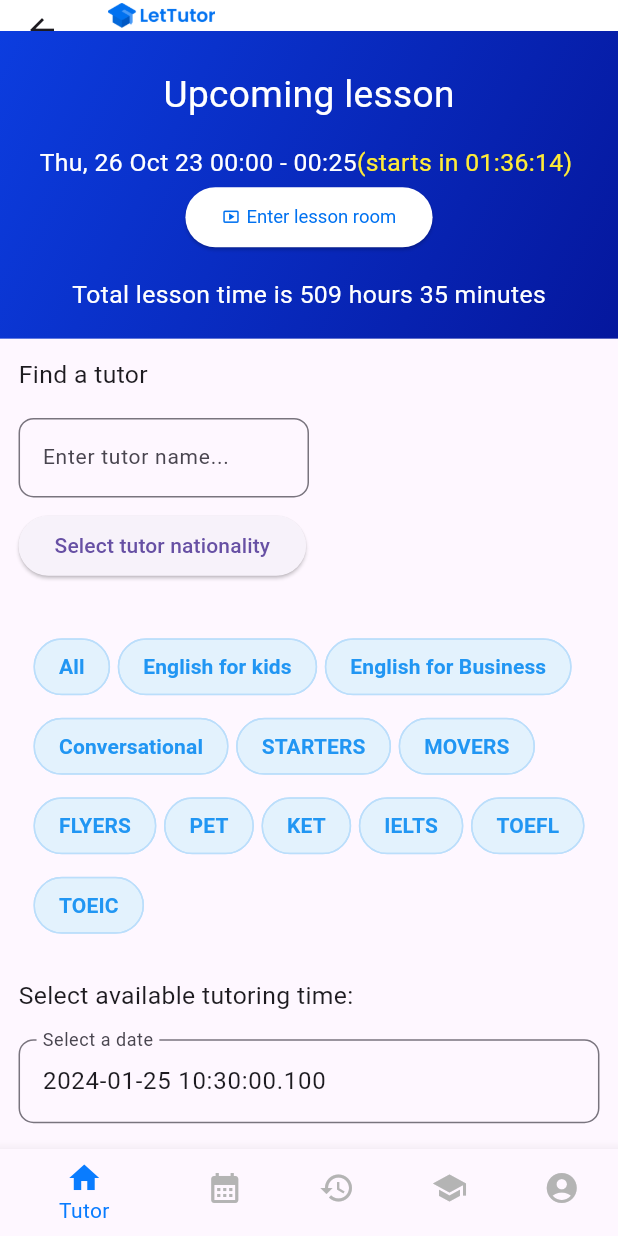
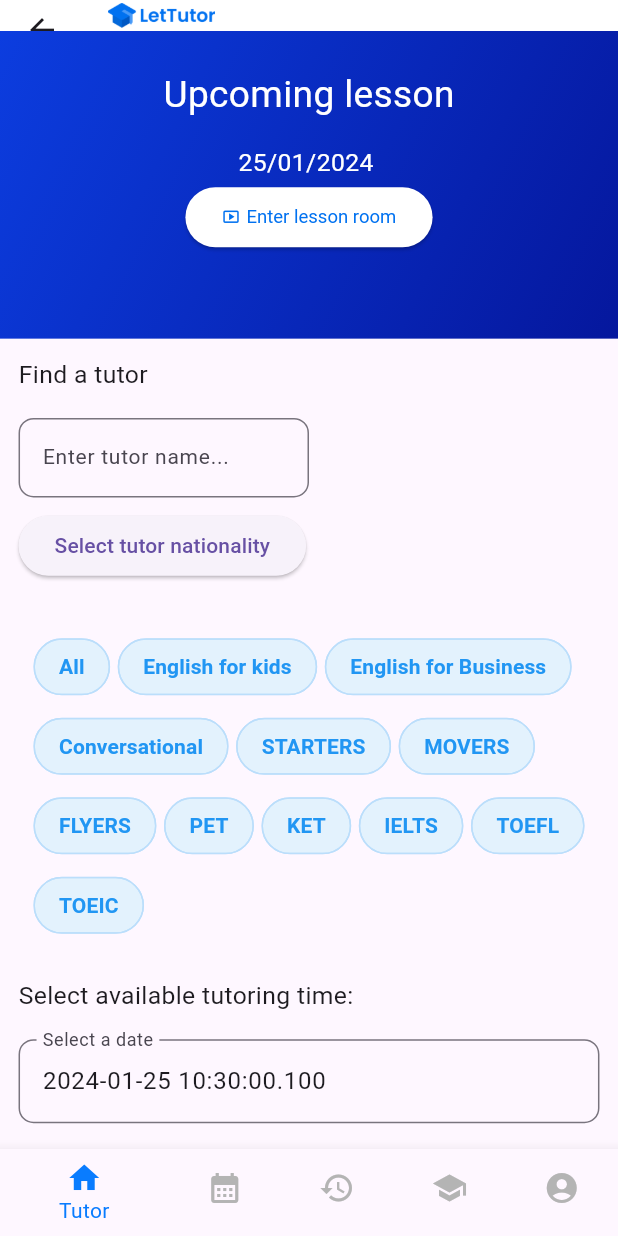
Before and after one commit to flyboy13/Letutor, a Flutter app: the TutorScreen screen opened by its route, on a phone screen of 412 x 824 dp. Run offline on Flutter 3.47's test engine with Material 3 defaults, Android fonts, the light colour scheme and no system bars; our stand-ins replace cached_network_image, dio, email_validator, flutter_rating_bar, flutter_svg, get and 8 more; missing offline and left inert: number_paginator; accounts and stored records are empty; network calls fail; Roboto replaces fonts that are missing (Poppins); statements that could not run were skipped.

Commit message:
update searc tutor and clean code

```diff
--- a/letutor/lib/conponent/circle_box.dart
+++ b/letutor/lib/conponent/circle_box.dart
@@ -2,9 +2,9 @@
 import 'package:flutter/cupertino.dart';
 
 class CircleBox extends StatelessWidget {
-  double size;
-  Widget child;
-  CircleBox({
+  final double size;
+  final Widget child;
+  const CircleBox({
     super.key,
     required this.size,
     required this.child,
--- a/letutor/lib/control/app.dart
+++ b/letutor/lib/control/app.dart
@@ -1,5 +1,7 @@
 import 'package:flutter/material.dart';
 import 'package:get/get.dart';
+import 'package:letutor/database/service/course_service.dart';
+import 'package:letutor/database/service/tutor_api.dart';
 import 'package:letutor/model/user.dart';
 import 'package:letutor/database/data/storage.dart';
 import 'package:letutor/database/service/authen_api.dart';
@@ -8,7 +10,6 @@ import 'package:letutor/database/service/user_api.dart';
 enum AuthState { unauthorized, authorized }
 
 class App extends GetxController {
-  late Rx<Locale?> locale;
   late Rx<ThemeData?> themeData;
   final Rx<User?> userModel = User(birthday: DateTime(2023)).obs;
   final Rx<AuthState> authState = AuthState.unauthorized.obs;
@@ -23,6 +24,8 @@ class App extends GetxController {
 
   void setupApp() {
     Get.put(UserApi());
+    Get.put(TutorApi());
+    Get.put(CourseService());
   }
 
   initApi(String? accessToken) async {
--- a/letutor/lib/database/service/authen_api.dart
+++ b/letutor/lib/database/service/authen_api.dart
@@ -45,6 +45,7 @@ class AuthenApi {
     await storage.saveToken(token);
 
     String? getToken = await storage.getToken();
+    print ("getToken: $getToken");
     headers[accessToken] = "Bearer $getToken";
     // print(headers);
   }
--- a/letutor/lib/database/service/tutor_api.dart
+++ b/letutor/lib/database/service/tutor_api.dart
@@ -1,6 +1,4 @@
-import 'dart:io';
-
-import 'package:get/get_connect/http/src/response/response.dart';
+// ignore_for_file: depend_on_referenced_packages, avoid_print
 
 import 'package:get/get_connect/http/src/status/http_status.dart';
 
--- a/letutor/lib/model/review.dart
+++ b/letutor/lib/model/review.dart
@@ -29,10 +29,10 @@ class Review {
       content: json['content'] ?? '',
       createdAt: json['createdAt'] != null
           ? DateFormat(time).parse(json['createdAt'])
-          : DateTime(1990),
+          : DateTime(2024),
       updatedAt: json['updatedAt'] != null
           ? DateFormat(time).parse(json['updatedAt'])
-          : DateTime(1990),
+          : DateTime(2024),
       firstInfo: User.fromJson(json['firstInfo']),
     );
   }
--- /dev/null
+++ b/letutor/lib/model/title_string.dart
@@ -0,0 +1,191 @@
+import 'package:get/get.dart';
+
+class TitleString {
+  static final String appName = 'Lettutor'.tr;
+  static final String notify = 'notify'.tr;
+
+  //login
+  static final String loginTitle = 'login.title'.tr;
+  static final String loginDescription = 'login.description'.tr;
+  static final String loginFormEmail = 'login.form.email'.tr;
+  static final String loginFormHintEmail = 'login.form.hint.email'.tr;
+  static final String loginFormPassword = 'login.form.password'.tr;
+  static final String loginFormHintPassword = 'login.form.hint.password'.tr;
+  static final String loginForgotPassword = 'login.forgot.password'.tr;
+  static final String loginButton = 'login.button'.tr;
+  static final String orLoginContinueWith = 'or.login.continue.with'.tr;
+  static final String noAccount = 'no.account'.tr;
+  static final String haveAccount = 'have.account'.tr;
+  static final String register = 'register'.tr;
+  static final String resetPassword = 'reset.password'.tr;
+  static final String pleaseEnterYourEmailToSearchYourAccount =
+      'please.enter.your.email.to.search.your.account'.tr;
+  static final String confirm = 'confirm'.tr;
+  static final String classIsComing = 'class.is.coming'.tr;
+
+  //dashboard
+  static final String search = 'search'.tr;
+  static final String dashBoardUpComing = 'dash.board.up.coming'.tr;
+  static final String dashBoardEnterRoom = 'dash.board.enter.room'.tr;
+  static final String dashBoardTotalTime = 'dash.board.total.time'.tr;
+  static final String dashBoardFindTutor = 'dash.board.find.tutor'.tr;
+  static final String dashBoardEnterTutorName =
+      'dash.board.enter.tutor.name'.tr;
+  static final String dashBoardSelectTutorNation = 'dash.board.tutor.nation'.tr;
+  static final String dashBoardSelectAvailableTime =
+      'dash.board.select.available.time'.tr;
+  static final String dashBoardSelectDay = 'dash.board.select.day'.tr;
+  static final String dashBoardStartTime = 'dash.board.start.time'.tr;
+  static final String dashBoardEndTime = 'dash.board.end.time'.tr;
+  static final String dashBoardResetFilter = 'dash.board.reset.filter'.tr;
+  static final String book = 'book'.tr;
+  static final String dashBoardNoReview = 'dash.board.no.review'.tr;
+  static final String dashBoardRecommendTutor = 'dash.board.recommend.tutor'.tr;
+
+  //detail course
+  static final String favorite = 'favorite'.tr;
+  static final String report = 'report'.tr;
+  static final String reviews = 'reviews'.tr;
+  static final String languages = 'languages'.tr;
+  static final String specialized = 'specialized'.tr;
+  static final String interests = 'interests'.tr;
+  static final String tutorDetailExample = 'tutor.detail.example'.tr;
+  static final String experience = 'experience'.tr;
+
+  //drawer list
+  static final String buyCourse = 'buy.course'.tr;
+  static final String changePassword = 'change.password'.tr;
+  static final String teacher = 'teacher'.tr;
+  static final String schedule = 'schedule'.tr;
+  static final String history = 'history'.tr;
+  static final String course = 'course'.tr;
+  static final String myCourse = 'my.course'.tr;
+  static final String registerBecomeTeacher = 'register.become.teacher'.tr;
+  static final String logOut = 'log.out'.tr;
+
+  //change password
+  static final String currentPassword = 'current.password'.tr;
+  static final String newPassword = 'new.password'.tr;
+  static final String confirmNewPassword = 'confirm.new.password'.tr;
+
+  //profile
+  static final String account = 'account'.tr;
+  static final String name = 'name'.tr;
+  static final String email = 'email'.tr;
+  static final String country = 'country'.tr;
+  static final String phoneNumber = 'phone.number'.tr;
+  static final String birthday = 'birthday'.tr;
+  static final String level = 'level'.tr;
+  static final String wantToLearn = 'want.to.learn'.tr;
+  static final String saveChanges = 'save.changes'.tr;
+  static final String seeYourReview = 'see.your.review'.tr;
+
+// static final String schedule = 'schedule'.tr;
+
+  //courses
+  static final String discoverCourses = 'discover.courses'.tr;
+  static final String courseDescription = 'course.description'.tr;
+  static final String chooseLevel = 'choose.level'.tr;
+  static final String chooseCategory = 'choose.category'.tr;
+  static final String sortByDifficult = 'sort.by.difficult'.tr;
+  static final String ebook = 'ebook'.tr;
+  static final String interactiveEbook = 'interactive.ebook'.tr;
+
+  //course detail
+  static final String overview = 'overview'.tr;
+  static final String requireLevel = 'require.level'.tr;
+  static final String courseLength = 'course.length'.tr;
+  static final String topicList = 'topic.list'.tr;
+  static final String teacherSuggestion = 'teacher.suggestion'.tr;
+  static final String whyShouldYouTakeThisCourse =
+      'why.should.you.take.this.course'.tr;
+  static final String whatCanYouDo = 'what.can.you.do'.tr;
+
+  //schedule
+  static final String bookedSchedule = 'booked.schedule'.tr;
+  static final String hereIsListOfTheTimeslotsYouHaveBooked =
+      'here.is.list.of.the.timeslots.you.have.booked'.tr;
+  static final String
+      youCanTrackWhenTheLessonStartsJoinTheClassWithOneClickOrCanCancelTheLessonTwoHoursInAdvance =
+      'you.can.track.when.the.lesson.starts.join.the.class.with.one.click.or.can.cancel.the.lesson.two.hours.in.advance'
+          .tr;
+
+  static final String scheduleRequestContent = 'schedule.request.content'.tr;
+
+  //history
+  static final String historySchedule = 'history.schedule'.tr;
+  static final String hereIsListOfLessonsYouHaveTaken =
+      'here.is.list.of.lessons.you.have.taken'.tr;
+  static final String youCanReviewDetailsOfLessonYouHaveAttached =
+      'you.can.review.details.of.lesson.you.have.attached'.tr;
+  static final String noFeedBack = 'no.feed.back'.tr;
+  static final String noRequirementForLesson = 'no.requirement.for.lesson'.tr;
+  static final String enterSchedule = 'enter.schedule'.tr;
+  static final String noName = 'no.name'.tr;
+
+  static final String hours = 'hours'.tr;
+  static final String minutes = 'minutes'.tr;
+
+  //filter
+  static final String all = 'all'.tr;
+  static final String englishForKids = 'english.for.kids'.tr;
+  static final String englishForBusiness = 'english.for.business'.tr;
+  static final String conversational = 'conversational'.tr;
+  static final String starters = 'starters'.tr;
+  static final String movers = 'movers'.tr;
+  static final String flyers = 'flyers'.tr;
+  static final String ket = 'ket'.tr;
+  static final String pet = 'pet'.tr;
+  static final String ielts = 'ielts'.tr;
+  static final String toefl = 'toefl'.tr;
+  static final String toeic = 'toeic'.tr;
+
+  //become teacher
+  static final String setUpYourTutorProfile = 'set.up.your.tutor.profile'.tr;
+  static final String
+      yourTutorProfileIsYourChanceToReachStudentsOnTutoringYouCanEditItLaterOnYourProfilePage =
+      'your.tutor.profile.is.your.chance.to.reach.students.on.tutoring.you.can.edit.it.later.on.your.profile.page'
+          .tr;
+  static final String
+      newStudentsCanBrowseTutorProfilesToFindATutorThatMatchesTheirAcademicGoalsAndPersonalityWhenAStudentReturnsTheyCanSearchFromTheTutorProfileWhoIsReadyToGiveThemAGreatExperience =
+      'new.students.can.browse.tutor.profiles.to.find.a.tutor.that.matches.their.academic.goals.and.personality.when.a.student.returns.they.can.search.from.the.tutor.profile.who.is.ready.to.give.them.a.great.experience'
+          .tr;
+  static final String basicInformation = 'basic.information'.tr;
+  static final String tutorName = 'tutor.name'.tr;
+  static final String iComeFrom = 'i.come.from'.tr;
+  static final String dateOfBirth = 'date.of.birth'.tr;
+  static final String cv = 'cv'.tr;
+  static final String education = 'education'.tr;
+  static final String currentOrPreviousOccupation =
+      'current.or.previous.occupation'.tr;
+  static final String moreCertifications = 'more.certifications'.tr;
+  static final String aboutTeaching = 'about.teaching'.tr;
+  static final String bio = 'bio'.tr;
+
+  static final String beginner = 'beginner'.tr;
+  static final String intermediate = 'intermediate'.tr;
+  static final String advanced = 'advanced'.tr;
+  static final String IamTheBestAtTeachingStudents =
+      'I.am.the.best.at.teaching.students'.tr;
+  static final String myMajorIs = 'my.major.is'.tr;
+  static final String addVideoIntro = 'add.video.intro'.tr;
+  static final String typeOfCertification = 'type.of.certification'.tr;
+  static final String uploadFile = 'upload.file'.tr;
+  static final String typeCertification = 'type.certification'.tr;
+  static final String action = 'action'.tr;
+  static final String youHaveCompletedTheRegistration =
+      'you.have.completed.the.registration'.tr;
+  static final String pleaseWaitForApproval = 'please.wait.for.approval'.tr;
+  static final String cancel = 'cancel'.tr;
+
+  static final String thisTutorAnnoysMe = 'this.tutor.annoys.me'.tr;
+  static final String thisProfileIsFake = 'this.profile.is.fake'.tr;
+  static final String profilePhotoDoNotMatch = 'profile.photo.do.not.match'.tr;
+
+  static final String noData = 'no.data'.tr;
+  static final String enterClass = 'enter.class'.tr;
+  static final String reasonCancelClass = 'reason.cancel.class'.tr;
+  static final String whatIsYourReasonForCancelingThisClass =
+      'what.is.your.reason.for.canceling.this.class'.tr;
+  static final String extraNotes = 'extra.notes'.tr;
+}
--- a/letutor/lib/screen/home screen/tutor_screen.dart
+++ b/letutor/lib/screen/home screen/tutor_screen.dart
@@ -2,10 +2,8 @@
 
 import 'package:flutter/material.dart';
 import 'package:get/get.dart';
-import 'package:letutor/common/constant.dart';
+import 'package:intl/intl.dart';
 import 'package:letutor/conponent/information_teacher_component.dart';
-import 'package:letutor/database/service/tutor_api.dart';
-import 'package:letutor/database/service/user_api.dart';
 import 'package:letutor/model/router.dart';
 import 'package:number_paginator/number_paginator.dart';
 import 'package:letutor/model/appbar.dart';
@@ -41,13 +39,13 @@ class TutorScreen extends GetWidget<TutorController> {
       Get.offNamed(BottomNavigate.scheduel, preventDuplicates: false);
     }
     if (index == 2) {
-      Get.toNamed(BottomNavigate.history);
+      Get.offNamed(BottomNavigate.history);
     }
     if (index == 3) {
-      Get.toNamed(BottomNavigate.courses);
+      Get.offNamed(BottomNavigate.courses);
     }
     if (index == 4) {
-      Get.toNamed(BottomNavigate.profile);
+      Get.offNamed(BottomNavigate.profile);
     }
 
     _selectedIndex = index;
@@ -158,13 +156,15 @@ class TutorScreen extends GetWidget<TutorController> {
                       mainAxisAlignment: MainAxisAlignment.center,
                       children: [
                         Text(
-                          "Thu, 26 Oct 23 00:00 - 00:25",
+                          DateFormat('dd/MM/yyyy').format(DateTime.now()),
                           style: TextStyle(
                               color: Color.fromARGB(255, 255, 255, 255),
                               fontSize: screenWidth * 0.04),
                         ),
                         Text(
-                          "(starts in 01:36:14)",
+                          controller.upComming.value != ''
+                              ? '(còn ${controller.upComming.value})'
+                              : '',
                           style: TextStyle(
                               color: Color.fromARGB(255, 255, 235, 56),
                               fontSize: screenWidth * 0.04),
@@ -215,7 +215,9 @@ class TutorScreen extends GetWidget<TutorController> {
                       height: screenHeight * 0.02,
                     ),
                     Text(
-                      "Total lesson time is 509 hours 35 minutes",
+                      controller.upComming.value != ''
+                          ? '(còn ' + controller.upComming.value + ')'
+                          : '',
                       style: TextStyle(
                           color: Color.fromARGB(255, 255, 255, 255),
                           fontSize: screenWidth * 0.04),
--- a/letutor/lib/screen/login screen/signup_screen.dart
+++ b/letutor/lib/screen/login screen/signup_screen.dart
@@ -4,7 +4,6 @@ import 'package:dio/dio.dart';
 import 'package:flutter/material.dart';
 import 'package:email_validator/email_validator.dart';
 import 'package:get/get.dart';
-import 'package:go_router/go_router.dart';
 import 'package:letutor/database/service/user_api.dart';
 import 'package:letutor/model/appbar.dart';
 
@@ -273,7 +272,7 @@ class SignUpScreenState extends State<SignUpScreen> {
                             ),
                             TextButton(
                               onPressed: () {
-                               Get.toNamed('/signin');
+                                Get.offNamed('/signin');
                               },
                               child: Text(
                                 'Login',
--- a/letutor/lib/screen/review/review_page.dart
+++ b/letutor/lib/screen/review/review_page.dart
@@ -46,14 +46,14 @@ class ReviewPage extends GetWidget<ReviewController> {
                                     Text(
                                       e.firstInfo?.name ?? "No name",
                                       style: const TextStyle(
-                                          fontSize: 15,
+                                          fontSize: 20,
                                           fontWeight: FontWeight.bold),
                                     ),
                                     const SizedBox(width: 5),
                                     Text(
                                       e.createdAt.toString(),
                                       style: const TextStyle(
-                                        fontSize: 3,
+                                        fontSize: 15,
                                       ),
                                     )
                                   ],
@@ -79,7 +79,7 @@ class ReviewPage extends GetWidget<ReviewController> {
                                   width: Get.width - 100,
                                   child: Text(
                                     e.content,
-                                    style: const TextStyle(fontSize: 13),
+                                    style: const TextStyle(fontSize: 25),
                                     overflow: TextOverflow.ellipsis,
                                     maxLines: 4,
                                   ),
--- a/letutor/lib/screen/schedule screen/scheduel.dart
+++ b/letutor/lib/screen/schedule screen/scheduel.dart
@@ -31,13 +31,13 @@ class ScheduelScreenState extends State<ScheduelScreen> {
         Get.offNamed(BottomNavigate.scheduel, preventDuplicates: false);
       }
       if (index == 2) {
-        Get.toNamed(BottomNavigate.history);
+        Get.offNamed(BottomNavigate.history);
       }
       if (index == 3) {
-        Get.toNamed(BottomNavigate.courses);
+        Get.offNamed(BottomNavigate.courses);
       }
       if (index == 4) {
-        Get.toNamed(BottomNavigate.profile);
+        Get.offNamed(BottomNavigate.profile);
       }
 
       selectedIndex = index;
--- a/letutor/lib/screen/tutor detail/tutor_detail.dart
+++ b/letutor/lib/screen/tutor detail/tutor_detail.dart
@@ -2,7 +2,6 @@ import 'package:flutter/material.dart';
 
 import 'package:get/get_state_manager/src/rx_flutter/rx_obx_widget.dart';
 import 'package:get/get_state_manager/src/simple/get_view.dart';
-import 'package:get_storage/get_storage.dart';
 import 'package:letutor/screen/tutor%20detail/component/tutor_detail_component.dart';
 import 'package:letutor/screen/tutor%20detail/component/tutor_information_component.dart';
 import 'package:letutor/screen/tutor%20detail/component/tutor_video_component.dart';
--- a/letutor/lib/screen/tutor detail/tutor_detail_controller.dart
+++ b/letutor/lib/screen/tutor detail/tutor_detail_controller.dart
@@ -83,8 +83,9 @@ class TutorDetailController extends BaseController {
           videoController.play();
         }
 
-        isLoadingInit.value = false;
+
       }
+      isLoadingInit.value = false;
     } catch (e) {
       print("Error of setup Data Tutor detail Controller: $e");
 
```
Also changed, not shown: letutor/lib/conponent/box_shadow_component.dart (+11 -13 lines), letutor/lib/conponent/text_container_component.dart (+6 -6 lines), letutor/lib/database/service/user_api.dart (+18 -3 lines), letutor/lib/provider/base_services.dart (+15 -5 lines), letutor/lib/screen/course info/course_info.dart (+61 -0 lines), letutor/lib/screen/home screen/tutor_controller.dart (+22 -10 lines), letutor/lib/screen/login screen/signin_screen.dart (+11 -11 lines), letutor/lib/screen/profile screen/profile_page.dart (+63 -0 lines), 2 other files.
